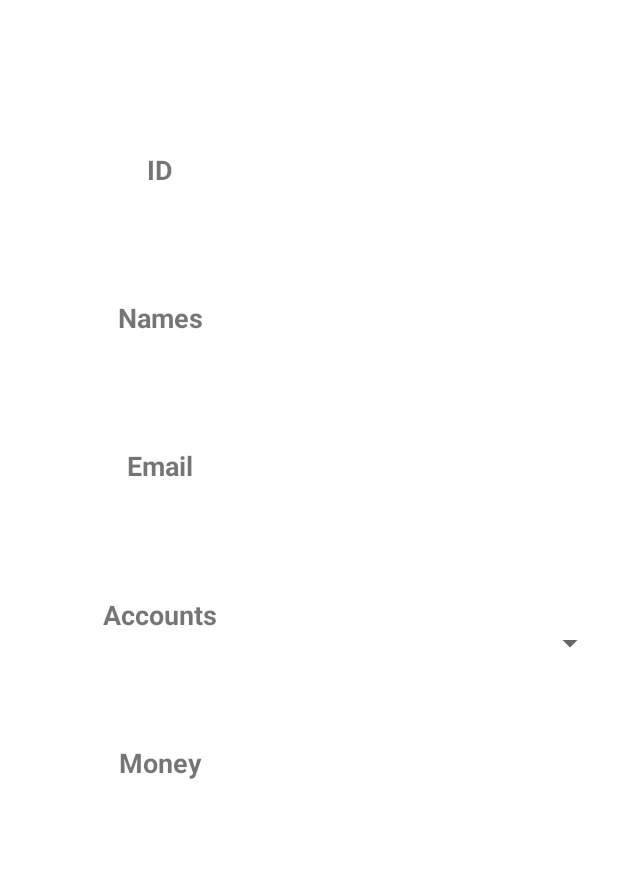
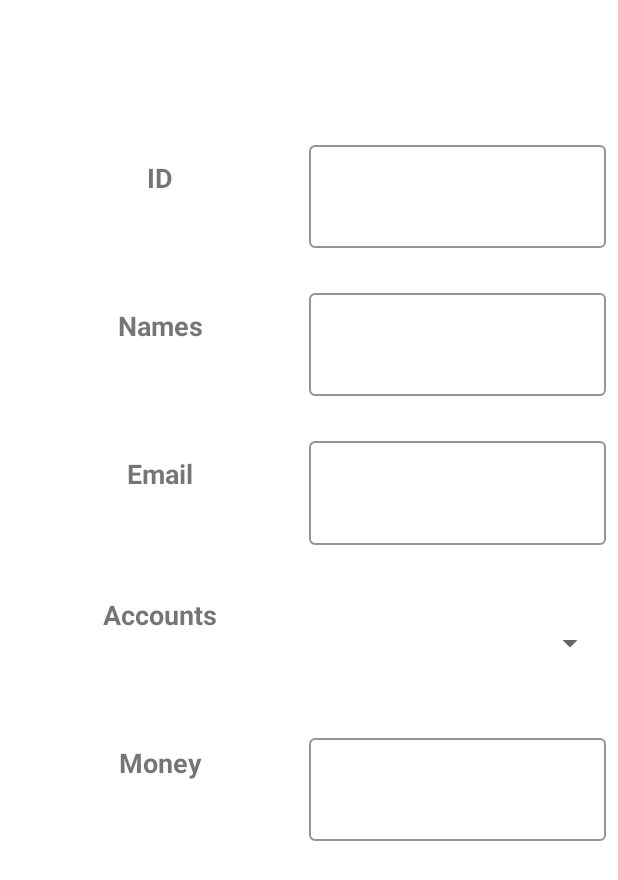
Before and after one commit to CrisOspina/banco-android, an Android app: the fragment MostrarDataUserFragment shown on its own in the app's theme, on a phone screen of 412 x 824 dp. Shown: the top 880 px of the screen. Run offline under Robolectric (Android 15) with nearby library versions, the phone set to English and light mode, and no system bars; our stand-ins replace Volley; network calls fail.

Commit message:
[update] layout with material design

```diff
--- a/web-service-banco/app/src/main/res/layout/fragment_mostrar_data_user.xml
+++ b/web-service-banco/app/src/main/res/layout/fragment_mostrar_data_user.xml
@@ -60,21 +60,31 @@
             android:layout_width="match_parent"
             android:layout_height="match_parent"
             android:layout_weight="1"
-            android:paddingTop="10dp"
+            android:paddingTop="15dp"
             android:text="ID"
             android:textAlignment="center"
             android:textSize="18sp"
             android:textStyle="bold" />
 
-        <TextView
-            android:id="@+id/tvIdUsuario"
+        <com.google.android.material.textfield.TextInputLayout
+            android:id="@+id/tvIdUsuarios"
+            style="@style/Widget.Shrine.TextInputLayout"
             android:layout_width="match_parent"
             android:layout_height="match_parent"
             android:layout_weight="1"
-            android:paddingTop="10dp"
             android:textAlignment="center"
             android:textSize="18sp"
-            android:textStyle="italic" />
+            android:textStyle="italic" >
+        <com.google.android.material.textfield.TextInputEditText
+            android:id="@+id/tvIdUsuario"
+            android:enabled="false"
+            android:layout_width="match_parent"
+            android:layout_height="match_parent"
+            android:textAlignment="center"
+            android:textSize="18sp"
+            android:textStyle="italic"
+            android:inputType="text"/>
+        </com.google.android.material.textfield.TextInputLayout>
     </LinearLayout>
 
     <LinearLayout
@@ -95,21 +105,30 @@
             android:layout_width="match_parent"
             android:layout_height="match_parent"
             android:layout_weight="1"
-            android:paddingTop="10dp"
+            android:paddingTop="15dp"
             android:text="Names"
             android:textAlignment="center"
             android:textSize="18sp"
             android:textStyle="bold" />
 
-        <TextView
-            android:id="@+id/tvNameInfo"
+        <com.google.android.material.textfield.TextInputLayout
+            android:id="@+id/tvNameInfos"
+            style="@style/Widget.Shrine.TextInputLayout"
             android:layout_width="match_parent"
             android:layout_height="match_parent"
             android:layout_weight="1"
-            android:paddingTop="10dp"
             android:textAlignment="center"
             android:textSize="18sp"
-            android:textStyle="italic" />
+            android:textStyle="italic" >
+            <com.google.android.material.textfield.TextInputEditText
+                android:id="@+id/tvNameInfo"
+                android:enabled="false"
+                android:layout_width="match_parent"
+                android:layout_height="match_parent"
+                android:textAlignment="center"
+                android:textSize="18sp"
+                android:inputType="text"/>
+        </com.google.android.material.textfield.TextInputLayout>
     </LinearLayout>
 
     <LinearLayout
@@ -130,21 +149,30 @@
             android:layout_width="match_parent"
             android:layout_height="match_parent"
             android:layout_weight="1"
-            android:paddingTop="10dp"
+            android:paddingTop="15dp"
             android:text="Email"
             android:textAlignment="center"
             android:textSize="18sp"
             android:textStyle="bold" />
 
-        <TextView
-            android:id="@+id/tvEmailInfo"
+        <com.google.android.material.textfield.TextInputLayout
+            android:id="@+id/tvEmailInfos"
+            style="@style/Widget.Shrine.TextInputLayout"
             android:layout_width="match_parent"
             android:layout_height="match_parent"
             android:layout_weight="1"
-            android:paddingTop="10dp"
             android:textAlignment="center"
             android:textSize="18sp"
-            android:textStyle="italic" />
+            android:textStyle="italic" >
+            <com.google.android.material.textfield.TextInputEditText
+                android:id="@+id/tvEmailInfo"
+                android:enabled="false"
+                android:layout_width="match_parent"
+                android:layout_height="match_parent"
+                android:textAlignment="center"
+                android:textSize="18sp"
+                android:inputType="text"/>
+            </com.google.android.material.textfield.TextInputLayout>
     </LinearLayout>
 
     <LinearLayout
@@ -173,6 +201,8 @@
 
         <Spinner
             android:id="@+id/spCuentasEnd"
+            style="@style/Widget.Shrine.TextInputLayout"
+            android:textAlignment="center"
             android:layout_width="match_parent"
             android:layout_height="match_parent"
             android:layout_weight="1" />
@@ -217,15 +247,24 @@
             android:textSize="18sp"
             android:textStyle="bold" />
 
-        <TextView
-            android:id="@+id/tvMoneyInfo"
+        <com.google.android.material.textfield.TextInputLayout
+            android:id="@+id/tvMoneyInfos"
+            style="@style/Widget.Shrine.TextInputLayout"
             android:layout_width="match_parent"
             android:layout_height="match_parent"
             android:layout_weight="1"
-            android:paddingTop="10dp"
             android:textAlignment="center"
             android:textSize="18sp"
-            android:textStyle="italic" />
+            android:textStyle="italic" >
+            <com.google.android.material.textfield.TextInputEditText
+                android:id="@+id/tvMoneyInfo"
+                android:enabled="false"
+                android:layout_width="match_parent"
+                android:layout_height="match_parent"
+                android:textAlignment="center"
+                android:textSize="18sp"
+                android:inputType="text"/>
+        </com.google.android.material.textfield.TextInputLayout>
     </LinearLayout>
 
 </androidx.constraintlayout.widget.ConstraintLayout>
```
